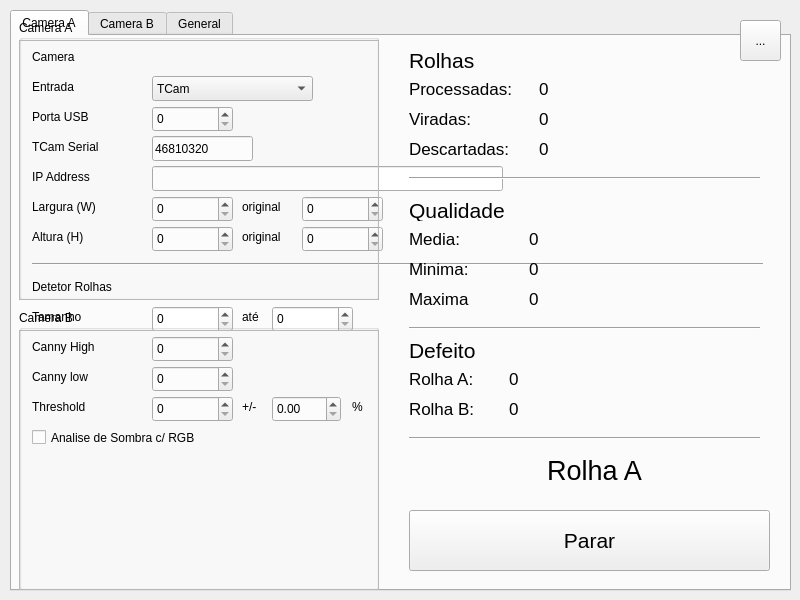
The window that source/mainwindow.ui (tentone/cork) describes before a commit, drawn with Qt 5.
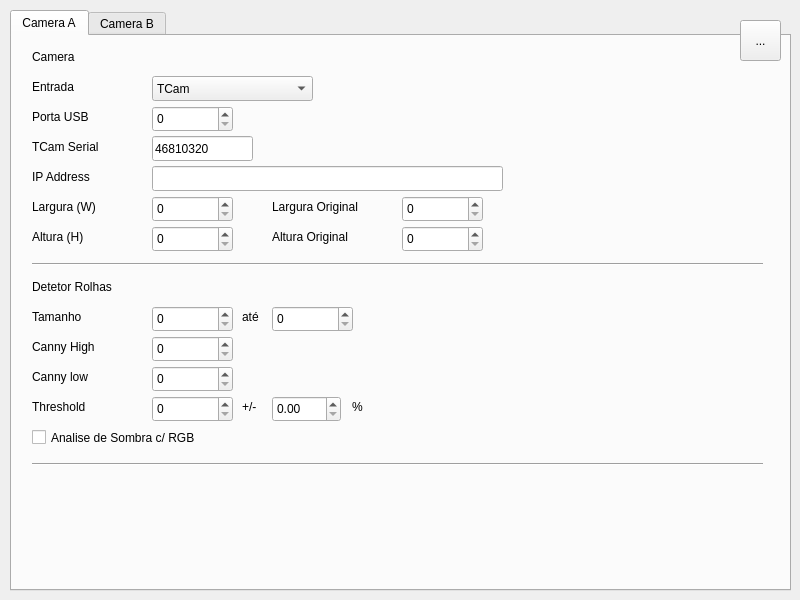
The same window after the commit.

Commit message: Working on start-stop

```diff
--- a/source/mainwindow.ui
+++ b/source/mainwindow.ui
@@ -371,27 +371,27 @@
       <widget class="QLabel" name="tab_a_label_width_original">
        <property name="geometry">
         <rect>
-         <x>230</x>
+         <x>260</x>
          <y>160</y>
-         <width>51</width>
+         <width>121</width>
          <height>21</height>
         </rect>
        </property>
        <property name="text">
-        <string>original</string>
+        <string>Largura Original</string>
        </property>
       </widget>
       <widget class="QLabel" name="tab_a_label_heigh_original">
        <property name="geometry">
         <rect>
-         <x>230</x>
+         <x>260</x>
          <y>190</y>
-         <width>51</width>
+         <width>121</width>
          <height>21</height>
         </rect>
        </property>
        <property name="text">
-        <string>original</string>
+        <string>Altura Original</string>
        </property>
       </widget>
       <widget class="QLabel" name="tab_a_label_threshold">
@@ -456,7 +456,7 @@
       <widget class="QSpinBox" name="tab_a_width_original">
        <property name="geometry">
         <rect>
-         <x>290</x>
+         <x>390</x>
          <y>160</y>
          <width>81</width>
          <height>26</height>
@@ -466,7 +466,7 @@
       <widget class="QSpinBox" name="tab_a_height_original">
        <property name="geometry">
         <rect>
-         <x>290</x>
+         <x>390</x>
          <y>190</y>
          <width>81</width>
          <height>26</height>
@@ -492,6 +492,19 @@
         <bool>false</bool>
        </property>
       </widget>
+      <widget class="Line" name="tab_a_separator_2">
+       <property name="geometry">
+        <rect>
+         <x>20</x>
+         <y>420</y>
+         <width>731</width>
+         <height>16</height>
+        </rect>
+       </property>
+       <property name="orientation">
+        <enum>Qt::Horizontal</enum>
+       </property>
+      </widget>
      </widget>
      <widget class="QWidget" name="tab_camera_b">
       <attribute name="title">
@@ -671,11 +684,6 @@
        </property>
       </widget>
      </widget>
-     <widget class="QWidget" name="tab_general">
-      <attribute name="title">
-       <string>General</string>
-      </attribute>
-     </widget>
     </widget>
    </widget>
    <widget class="QWidget" name="group_home" native="true">
@@ -1171,12 +1179,12 @@
       </font>
      </property>
      <property name="text">
-      <string>Parar</string>
+      <string>-</string>
      </property>
     </widget>
    </widget>
-   <zorder>group_settings</zorder>
    <zorder>group_home</zorder>
+   <zorder>group_settings</zorder>
    <zorder>button_settings</zorder>
   </widget>
  </widget>
```
The commit also changes 1 other file.
